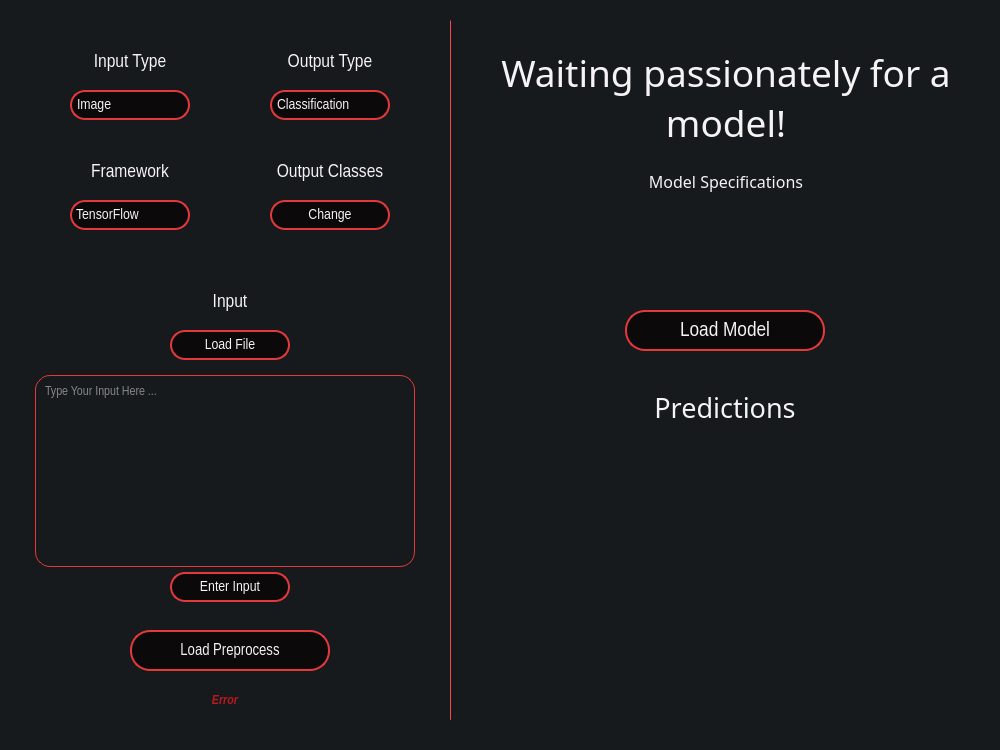
This is main-page.ui in heidariarash/NN2GUI as Qt 5 draws it before an edit. The edited form follows.
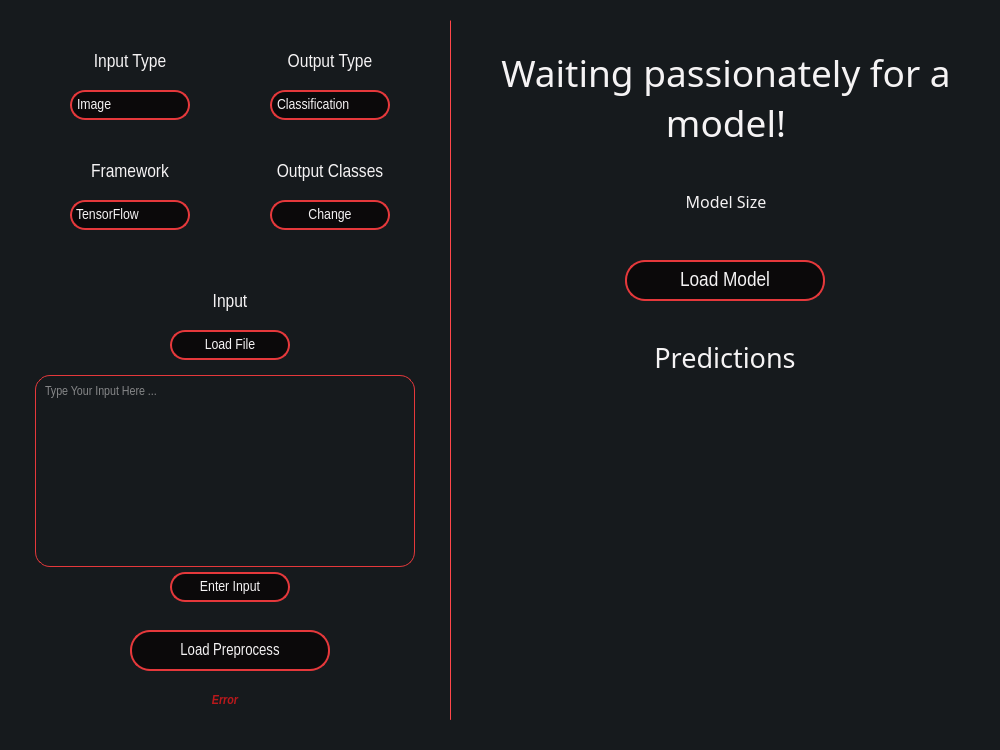
This is the edited form. Icons and pictures are not drawn.

Commit message: size calculations complete

```diff
--- a/main-page.ui
+++ b/main-page.ui
@@ -41,9 +41,9 @@
     <property name="geometry">
      <rect>
       <x>480</x>
-      <y>170</y>
+      <y>190</y>
       <width>492</width>
-      <height>111</height>
+      <height>31</height>
      </rect>
     </property>
     <property name="sizePolicy">
@@ -64,7 +64,7 @@
 }</string>
     </property>
     <property name="text">
-     <string>Model Specifications</string>
+     <string>Model Size</string>
     </property>
     <property name="textFormat">
      <enum>Qt::PlainText</enum>
@@ -727,9 +727,9 @@
     <property name="geometry">
      <rect>
       <x>480</x>
-      <y>450</y>
+      <y>400</y>
       <width>492</width>
-      <height>251</height>
+      <height>301</height>
      </rect>
     </property>
     <property name="sizePolicy">
@@ -769,7 +769,7 @@
     <property name="geometry">
      <rect>
       <x>645</x>
-      <y>390</y>
+      <y>340</y>
       <width>160</width>
       <height>34</height>
      </rect>
@@ -829,7 +829,7 @@
     <property name="geometry">
      <rect>
       <x>625</x>
-      <y>310</y>
+      <y>260</y>
       <width>200</width>
       <height>41</height>
      </rect>
```
The commit also changes 2 other files.
